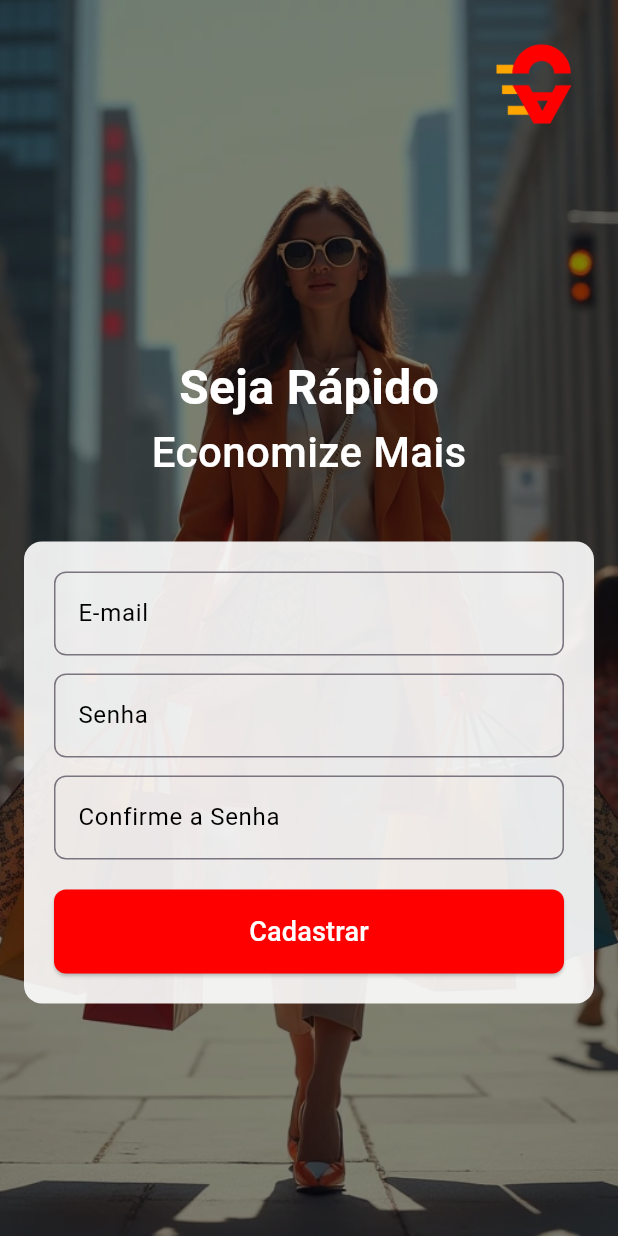
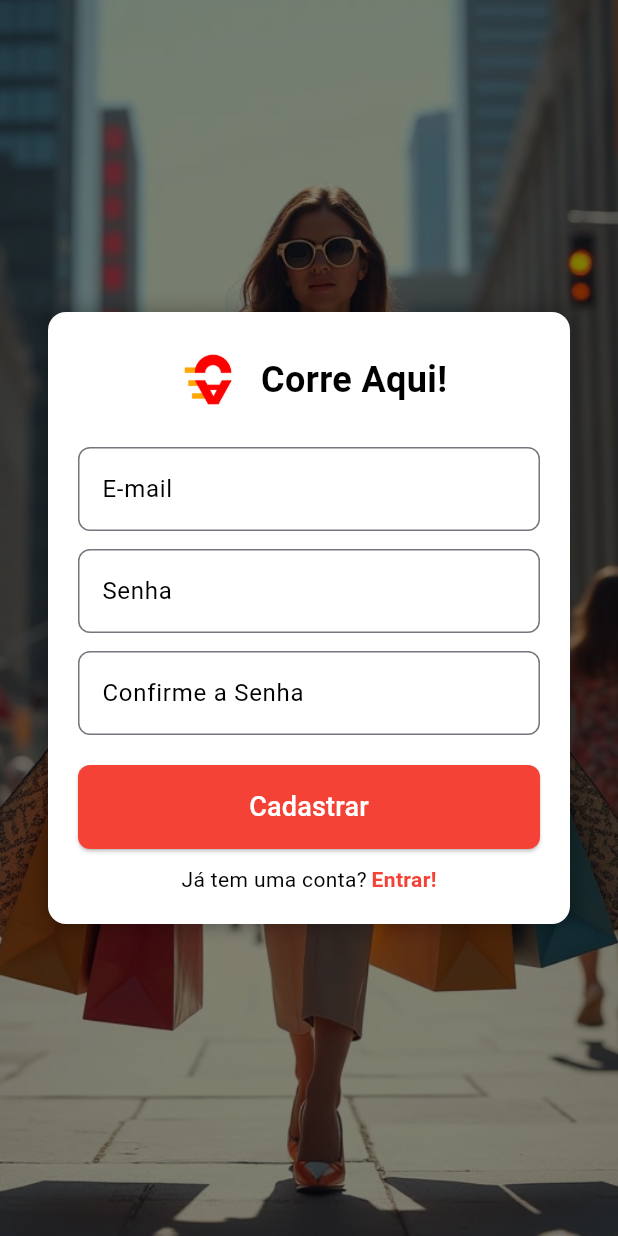
Before and after one commit to giovaneneves7/Corre-Aqui-App, a Flutter app: the RegisterScreen screen opened by its route, on a phone screen of 412 x 824 dp. Run offline on Flutter 3.47's test engine with Material 3 defaults, Android fonts, the phone set to English and light mode, and no system bars; our stand-ins replace carousel_slider, geolocator, get, google_maps_flutter, shared_preferences, supabase_flutter; missing offline and left inert: supabase_auth_ui; accounts and stored records are empty.

Commit message:
Update: Mudando design da tela de registro

```diff
--- a/lib/features/auth/screens/register_screen.dart
+++ b/lib/features/auth/screens/register_screen.dart
@@ -3,7 +3,6 @@ import 'package:corre_aqui/helper/route_helper.dart';
 import 'package:corre_aqui/util/images.dart';
 import 'package:flutter/material.dart';
 import 'package:get/get.dart';
-import 'package:supabase_flutter/supabase_flutter.dart';
 
 /**
  * @author Giovane Neves
@@ -15,7 +14,6 @@ class RegisterScreen extends StatefulWidget {
 }
 
 class _RegisterScreenState extends State<RegisterScreen> {
-
   AuthService authService = Get.find();
 
   final _emailController = TextEditingController();
@@ -23,14 +21,11 @@ class _RegisterScreenState extends State<RegisterScreen> {
   final _confirmPasswordController = TextEditingController();
 
   void signUp() async {
-
-    // prepare data
     final email = _emailController.text;
     final password = _passwordController.text;
     final confirmPassword = _confirmPasswordController.text;
 
-    // Check that passwords match
-    if(password != confirmPassword){
+    if (password != confirmPassword) {
       Get.snackbar(
         "Registro",
         "As senhas não coincidem!",
@@ -40,15 +35,11 @@ class _RegisterScreenState extends State<RegisterScreen> {
       return;
     }
 
-    // attemt sign up
     try {
-
       await authService.signUpWithEmailAndPassword(email, password);
       Get.back();
-
     } catch (e) {
-
-      if(mounted){
+      if (mounted) {
         Get.snackbar(
           "Registro",
           "Erro: $e",
@@ -76,51 +67,46 @@ class _RegisterScreenState extends State<RegisterScreen> {
             ),
           ),
           SafeArea(
+            child: Center(
+              child: SingleChildScrollView(
                 child: Padding(
-              padding: const EdgeInsets.all(16.0),
+                  padding: const EdgeInsets.symmetric(horizontal: 32),
+                  child: Container(
+                    padding: const EdgeInsets.all(20),
+                    decoration: BoxDecoration(
+                      color: Colors.white,
+                      borderRadius: BorderRadius.circular(12),
+                      boxShadow: [
+                        BoxShadow(
+                          color: Colors.black26,
+                          blurRadius: 10,
+                          spreadRadius: 2,
+                        ),
+                      ],
+                    ),
                     child: Column(
+                      mainAxisSize: MainAxisSize.min,
                       children: [
-                  Align(
-                    alignment: Alignment.topRight,
-                    child: Image.asset(
+                        Row(
+                          mainAxisAlignment: MainAxisAlignment.center,
+                          children: [
+                            Image.asset(
                               Images.logo,
-                      width: 80,
-                      height: 80,
+                              width: 50,
+                              height: 50,
                             ),
-                  ),
-                  const Spacer(),
-                  Column(
-                    crossAxisAlignment: CrossAxisAlignment.center,
-                    children: const [
-                      Text(
-                        'Seja Rápido',
+                            const SizedBox(width: 10),
+                            const Text(
+                              'Corre Aqui!',
                               style: TextStyle(
-                          fontSize: 32,
+                                fontSize: 24,
                                 fontWeight: FontWeight.bold,
-                          color: Colors.white,
-                        ),
-                      ),
-                      Text(
-                        'Economize Mais',
-                        style: TextStyle(
-                          fontSize: 28,
-                          fontWeight: FontWeight.w500,
-                          color: Colors.white,
+                                color: Colors.black,
                               ),
                             ),
                           ],
                         ),
-                  const SizedBox(height: 40),
-                  Center(
-                    child: Container(
-                      padding: const EdgeInsets.all(20),
-                      decoration: BoxDecoration(
-                        color: Colors.white.withOpacity(0.9),
-                        borderRadius: BorderRadius.circular(12),
-                      ),
-                      child: Column(
-                        mainAxisSize: MainAxisSize.min,
-                        children: [
+                        const SizedBox(height: 20),
                         TextField(
                           controller: _emailController,
                           decoration: InputDecoration(
@@ -162,20 +148,36 @@ class _RegisterScreenState extends State<RegisterScreen> {
                               shape: RoundedRectangleBorder(
                                 borderRadius: BorderRadius.circular(8),
                               ),
+                              backgroundColor: Colors.red,
                             ),
                             child: const Text(
                               'Cadastrar',
-                                style: TextStyle(fontSize: 18),
+                              style: TextStyle(fontSize: 18, color: Colors.white),
                             ),
                           ),
                         ),
-
+                        const SizedBox(height: 10),
+                        GestureDetector(
+                          onTap: () => Get.toNamed(RouteHelper.getSignInScreen()),
+                          child: Row(
+                            mainAxisAlignment: MainAxisAlignment.center,
+                            children: [
+                              const Text("Já tem uma conta?"),
+                              const SizedBox(width: 3),
+                              const Text(
+                                "Entrar!",
+                                style: TextStyle(
+                                  color: Colors.red,
+                                  fontWeight: FontWeight.bold,
+                                ),
+                              ),
+                            ],
+                          ),
+                        ),
                       ],
                     ),
                   ),
                 ),
-                  const Spacer(),
-                ],
               ),
             ),
           ),
```
Lines whose indentation alone changed are shown as unchanged.
